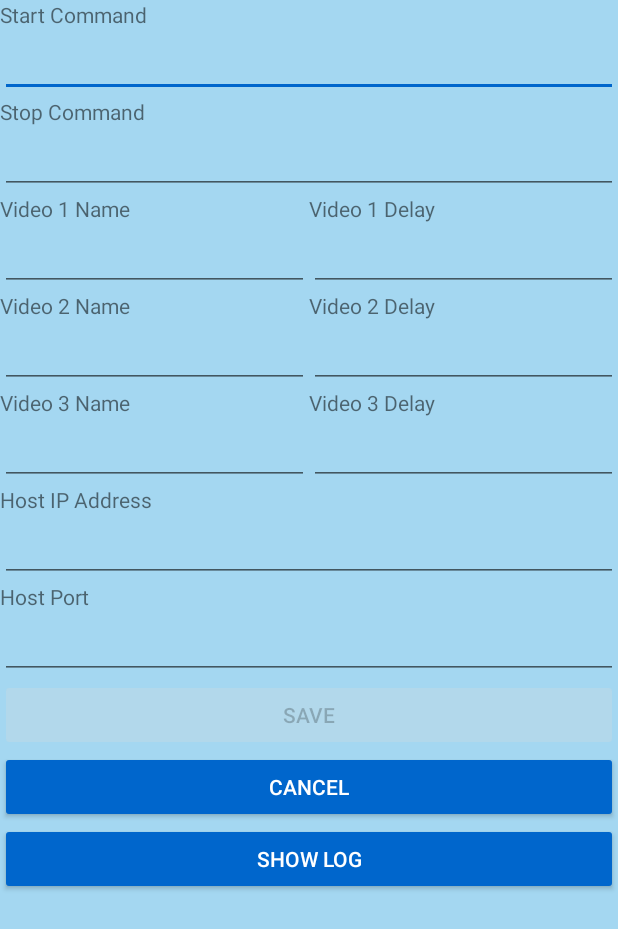
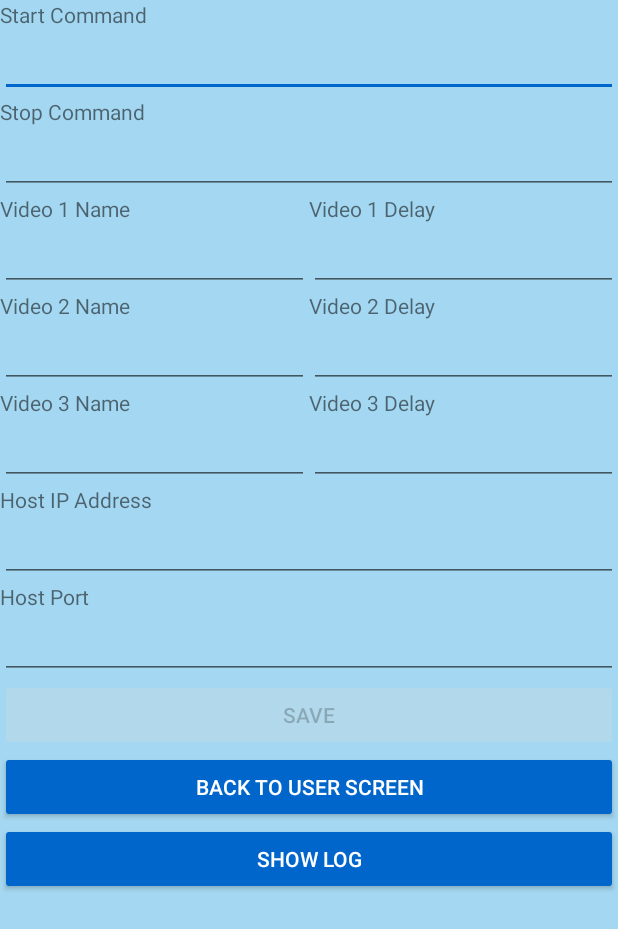
Before and after one commit to hafewa/AndroidRemoteControl, an Android app: the SettingsActivity screen opened directly, with no data from a screen before it, on a phone screen of 412 x 824 dp. Shown: the top 929 px of the screen. Run offline under Robolectric (Android 15) with nearby library versions, the phone set to English and light mode, and no system bars; 10 statements that could not run were skipped.

```diff
--- a/app/src/main/res/layout/activity_settings.xml
+++ b/app/src/main/res/layout/activity_settings.xml
@@ -10,7 +10,7 @@
         android:layout_width="match_parent"
         android:layout_height="match_parent"
         android:id="@+id/layout_Log"
-        android:visibility="invisible">
+        android:visibility="visible">
 
         <LinearLayout
             android:layout_width="match_parent"
@@ -19,8 +19,11 @@
 
             <TextView
                 android:layout_width="match_parent"
-                android:layout_height="325dp"
-                android:id="@+id/lbl_Log" />
+                android:layout_height="match_parent"
+                android:id="@+id/lbl_Log"
+                android:minLines="28"
+                android:maxLines="28"
+                android:scrollbars = "vertical"/>
 
             <Button
                 android:text="Clear Log"
@@ -241,7 +244,7 @@
         android:onClick="btn_Save_OnClick" />
 
     <Button
-        android:text="Cancel"
+        android:text="Back To User Screen"
         android:layout_width="match_parent"
         android:layout_height="wrap_content"
         android:id="@+id/btn_Cancel"
```
Also changed, not shown: app/src/main/java/com/arc/prith/androidremotecontrol/MainActivity.java (+51 -19 lines), app/src/main/java/com/arc/prith/androidremotecontrol/SettingsActivity.java (+12 -5 lines), 6 other files.
